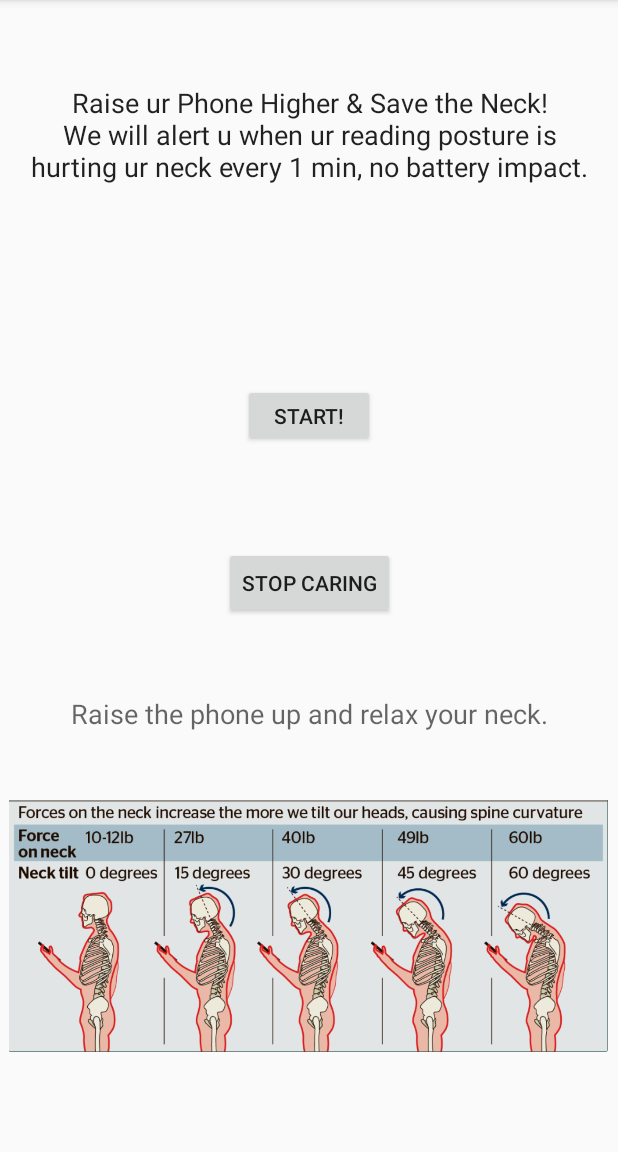
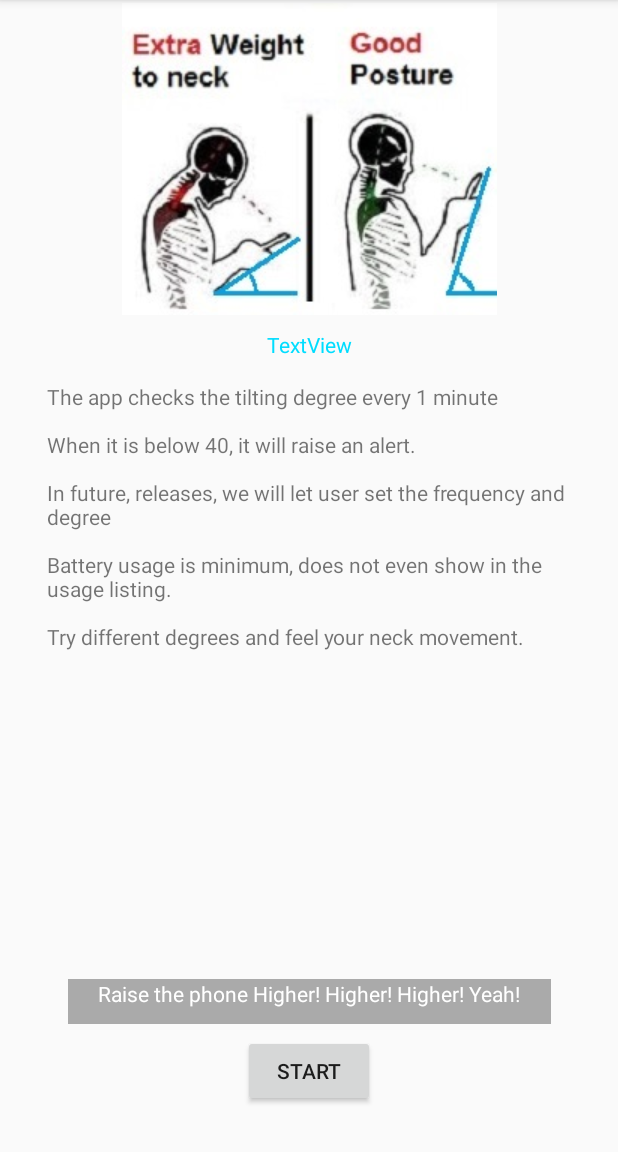
Before and after one commit to nihallo/DoctorPhone, an Android app: the screen it shows after launch (MainActivity before the commit, Onboarding after it), on a phone screen of 412 x 824 dp, the part 84-1236 px from its top. Run offline under Robolectric (Android 15) with nearby library versions, the phone set to English and light mode, and no system bars.

Commit message:
added onboarding screen, the app check tilting degree and alert user when the neck bends too much.

```diff
--- a/app/build.gradle
+++ b/app/build.gradle
@@ -6,8 +6,8 @@ android {
         applicationId "com.niuniusolutions.healthyniu"
         minSdkVersion 17
         targetSdkVersion 26
-        versionCode 2
-        versionName "2.0"
+        versionCode 3
+        versionName "3.0"
         testInstrumentationRunner "android.support.test.runner.AndroidJUnitRunner"
     }
     buildTypes {
--- a/app/src/main/java/com/niuniusolutions/healthyniu/MyService.java
+++ b/app/src/main/java/com/niuniusolutions/healthyniu/MyService.java
@@ -76,10 +76,10 @@ public class MyService extends Service implements SensorEventListener {
 
     @Override
     public int onStartCommand(Intent intent, int flags, int startId) {
-        Toast.makeText(this, "service started", Toast.LENGTH_SHORT).show();
+        Toast.makeText(this, "The app is running in the background now.", Toast.LENGTH_LONG).show();
         Log.d(TAG, "On start command");
 
-        Intent notificationIntent = new Intent(this, MainActivity.class);
+        Intent notificationIntent = new Intent(this, Onboarding.class);
         PendingIntent pendingIntent = PendingIntent.getActivity(this,
                 0,notificationIntent,0);
 
--- /dev/null
+++ b/app/src/main/java/com/niuniusolutions/healthyniu/Onboarding.java
@@ -0,0 +1,69 @@
+package com.niuniusolutions.healthyniu;
+
+import android.content.Intent;
+import android.hardware.Sensor;
+import android.hardware.SensorEvent;
+import android.hardware.SensorEventListener;
+import android.hardware.SensorManager;
+import android.support.v7.app.AppCompatActivity;
+import android.os.Bundle;
+import android.util.Log;
+import android.view.View;
+import android.widget.Button;
+import android.widget.TextView;
+import android.widget.Toast;
+
+public class Onboarding extends AppCompatActivity implements SensorEventListener{
+    private SensorManager mSM;
+    private Sensor mSensor;
+    private TextView mDegreeText;
+    private TextView mToastMsgText;
+    private Button mStartButton;
+
+    @Override
+    protected void onCreate(Bundle savedInstanceState) {
+        super.onCreate(savedInstanceState);
+        setContentView(R.layout.activity_onboarding);
+        //create sensor manager
+        mSM = (SensorManager)getSystemService(SENSOR_SERVICE);
+        mSensor =mSM.getDefaultSensor(Sensor.TYPE_ACCELEROMETER);
+        mSM.registerListener(this,mSensor,SensorManager.SENSOR_DELAY_NORMAL);
+
+        mDegreeText = (TextView) findViewById(R.id.mDegreeText);
+        mToastMsgText = (TextView) findViewById(R.id.toastMsgText);
+        mStartButton = (Button) findViewById(R.id.mStartButton);
+
+
+            mStartButton.setOnClickListener(new View.OnClickListener() {
+                @Override
+                public void onClick(View view) {
+                    Intent intent = new Intent(Onboarding.this,MainActivity.class);
+                    Onboarding.this.startActivity(intent);
+                }
+            });
+
+    }
+
+    @Override
+    public void onSensorChanged(SensorEvent sensorEvent) {
+        float[] g = new float[3];
+        g = sensorEvent.values.clone();
+        float norm_Of_g = (float)Math.sqrt(g[0]*g[0]+g[1]*g[1]+g[2]*g[2]);
+        //normalize the accelerometer vector
+        g[0]=g[0]/norm_Of_g;
+        g[1]=g[1]/norm_Of_g;
+        g[2]=g[2]/norm_Of_g;
+        int inclination = (int) Math.round(Math.toDegrees(Math.acos(g[2])));
+        mDegreeText.setText("Tilting Degree: "+inclination);
+        if (inclination<40){
+            mToastMsgText.setVisibility(View.VISIBLE);
+        }else {
+            mToastMsgText.setVisibility(View.INVISIBLE);
+        }
+    }
+
+    @Override
+    public void onAccuracyChanged(Sensor sensor, int i) {
+        // not in use
+    }
+}
--- a/app/src/main/res/layout/activity_main.xml
+++ b/app/src/main/res/layout/activity_main.xml
@@ -32,6 +32,7 @@
         android:text="@string/StartBtnText"
         app:layout_constraintBottom_toTopOf="@+id/btnStopService"
         app:layout_constraintEnd_toEndOf="parent"
+        app:layout_constraintHorizontal_bias="0.501"
         app:layout_constraintStart_toStartOf="parent"
         app:layout_constraintTop_toBottomOf="@+id/textView" />
 
@@ -49,8 +50,8 @@
 
     <TextView
         android:id="@+id/textView2"
-        android:layout_width="365dp"
-        android:layout_height="39dp"
+        android:layout_width="375dp"
+        android:layout_height="49dp"
 
         android:text="@string/raisePhone"
         android:textAlignment="center"
--- /dev/null
+++ b/app/src/main/res/layout/activity_onboarding.xml
@@ -0,0 +1,72 @@
+<?xml version="1.0" encoding="utf-8"?>
+<android.support.constraint.ConstraintLayout xmlns:android="http://schemas.android.com/apk/res/android"
+    xmlns:app="http://schemas.android.com/apk/res-auto"
+    xmlns:tools="http://schemas.android.com/tools"
+    android:layout_width="match_parent"
+    android:layout_height="match_parent"
+    tools:context=".Onboarding"
+    tools:layout_editor_absoluteY="81dp">
+
+    <ImageView
+        android:id="@+id/imageView2"
+        android:layout_width="wrap_content"
+        android:layout_height="wrap_content"
+        android:layout_marginBottom="10dp"
+        android:layout_marginTop="2dp"
+        app:layout_constraintBottom_toTopOf="@+id/mDegreeText"
+        app:layout_constraintEnd_toEndOf="parent"
+        app:layout_constraintStart_toStartOf="parent"
+        app:layout_constraintTop_toTopOf="parent"
+        app:layout_constraintVertical_chainStyle="spread_inside"
+        app:srcCompat="@drawable/tilting_degree" />
+
+    <TextView
+        android:id="@+id/textView3"
+        android:layout_width="350dp"
+        android:layout_height="0dp"
+        android:layout_marginBottom="23dp"
+        android:text="@string/app_logic"
+        app:layout_constraintBottom_toTopOf="@+id/toastMsgText"
+        app:layout_constraintEnd_toEndOf="parent"
+        app:layout_constraintStart_toStartOf="parent"
+        app:layout_constraintTop_toBottomOf="@+id/mDegreeText" />
+
+    <TextView
+        android:id="@+id/mDegreeText"
+        android:layout_width="wrap_content"
+        android:layout_height="wrap_content"
+        android:layout_marginBottom="15dp"
+        android:text="TextView"
+        android:textAllCaps="false"
+        android:textColor="@android:color/holo_blue_bright"
+        app:layout_constraintBottom_toTopOf="@+id/textView3"
+        app:layout_constraintEnd_toEndOf="parent"
+        app:layout_constraintStart_toStartOf="parent"
+        app:layout_constraintTop_toBottomOf="@+id/imageView2" />
+
+    <TextView
+        android:id="@+id/toastMsgText"
+        android:layout_width="322dp"
+        android:layout_height="30dp"
+        android:layout_marginBottom="7dp"
+        android:background="@android:color/darker_gray"
+        android:text="@string/toastMsg"
+        android:textAlignment="center"
+        android:textColor="@android:color/background_light"
+        app:layout_constraintBottom_toTopOf="@+id/mStartButton"
+        app:layout_constraintEnd_toEndOf="parent"
+        app:layout_constraintStart_toStartOf="parent"
+        app:layout_constraintTop_toBottomOf="@+id/textView3" />
+
+    <Button
+        android:id="@+id/mStartButton"
+        android:layout_width="wrap_content"
+        android:layout_height="wrap_content"
+        android:layout_marginBottom="30dp"
+        android:text="Start"
+        app:layout_constraintBottom_toBottomOf="parent"
+        app:layout_constraintEnd_toEndOf="parent"
+        app:layout_constraintStart_toStartOf="parent"
+        app:layout_constraintTop_toBottomOf="@+id/toastMsgText" />
+
+</android.support.constraint.ConstraintLayout>
--- a/app/src/main/res/values/strings.xml
+++ b/app/src/main/res/values/strings.xml
@@ -1,8 +1,10 @@
 <resources>
     <string name="app_name">Healthy Neck</string>
-    <string name="StartBtnText">Start!</string>
+    <string name="StartBtnText">Service Running!</string>
     <string name="StopBtnText">Stop Caring</string>
-    <string name="promoteText">Raise ur Phone Higher &amp; Save the Neck!\nWe will alert u when ur reading posture is hurting ur neck every 1 min, no battery impact.</string>
-    <string name="raisePhone">Raise the phone up and relax your neck.</string>
+    <string name="promoteText">You can close this app now, it will run in the background as shown in the top left corner, it will only prompt you when your neck bends too much.</string>
+    <string name="raisePhone">Raise the phone higher, relax your neck.</string>
+    <string name="toastMsg">Raise the phone Higher! Higher! Higher! Yeah!</string>
+    <string name="app_logic">The app checks the tilting degree every 1 minute \n\nWhen it is below 40, it will raise an alert.\n\nIn future, releases, we will let user set the frequency and degree\n\nBattery usage is minimum, does not even show in the usage listing.\n\nTry different degrees and feel your neck movement.</string>
 
 </resources>
```
Also changed, not shown: app/src/main/AndroidManifest.xml (+6 -2 lines), app/src/main/java/com/niuniusolutions/healthyniu/MainActivity.java (+6 -1 lines), app/src/main/res/drawable/tilting_degree.jpg (added).
